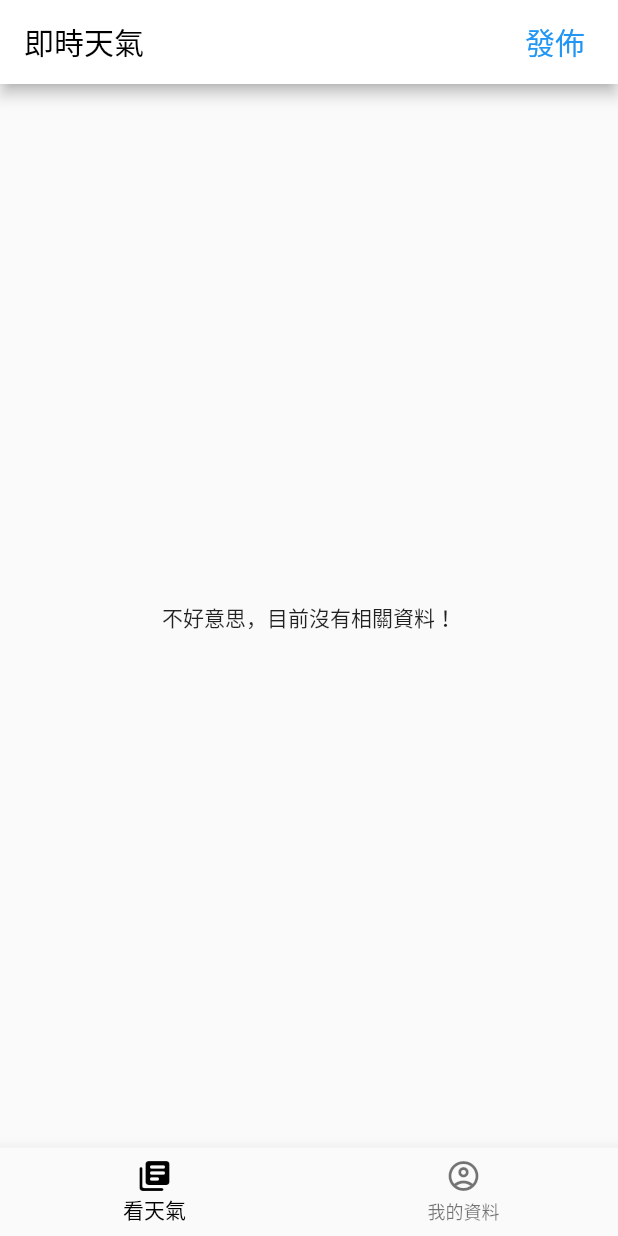
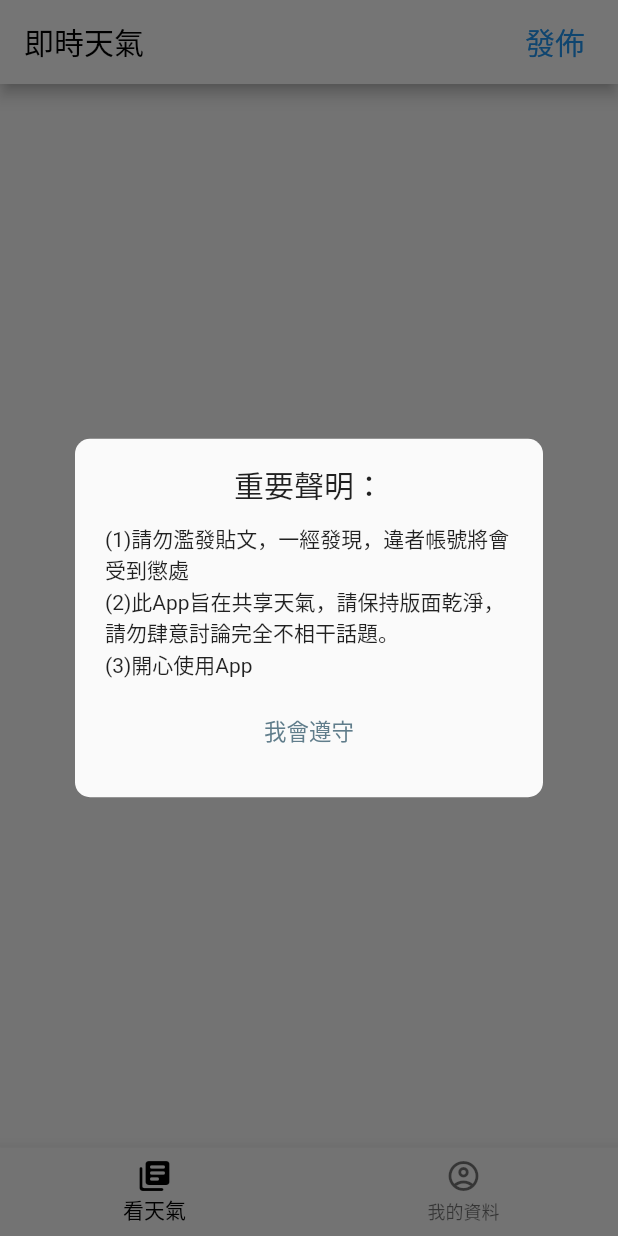
Before and after one commit to Wayne-Wang-Wayne/real_weather_app, a Flutter app: the screen it shows once a user with an empty profile is signed in, on a phone screen of 412 x 824 dp. Run offline on Flutter 3.47's test engine with Material 2 defaults, Android fonts, the phone set to English and light mode, and no system bars; our stand-ins replace cloud_firestore, firebase_auth, firebase_core, firebase_storage, flutter_easyloading, font_awesome_flutter and 3 more; missing offline and left inert: image_downloader; accounts and stored records are empty.

Commit message:
新增遵守規範Dialog

```diff
--- /dev/null
+++ b/lib/mainPage/mainPostPage/widgets/showTermsDialog.dart
@@ -0,0 +1,51 @@
+import 'package:flutter/material.dart';
+import 'package:flutter/src/foundation/key.dart';
+import 'package:flutter/src/widgets/framework.dart';
+import 'package:flutter/widgets.dart';
+
+class ShowTermsDialog extends StatelessWidget {
+  const ShowTermsDialog({Key? key}) : super(key: key);
+
+  @override
+  Widget build(BuildContext context) {
+    return Container(
+      margin: EdgeInsets.symmetric(horizontal: 50),
+      child: Center(
+        child: Material(
+          shape:
+              RoundedRectangleBorder(borderRadius: BorderRadius.circular(10.0)),
+          child: Padding(
+            padding:
+                const EdgeInsets.only(top: 16, left: 20, right: 20, bottom: 20),
+            child: Column(
+              mainAxisSize: MainAxisSize.min,
+              children: <Widget>[
+                Text(
+                  '重要聲明：',
+                  style: TextStyle(fontSize: 20),
+                  textAlign: TextAlign.center,
+                ),
+                SizedBox(
+                  height: 10,
+                ),
+                Text(
+                    "(1)請勿濫發貼文，一經發現，違者帳號將會受到懲處\n(2)此App旨在共享天氣，請保持版面乾淨，請勿肆意討論完全不相干話題。\n(3)開心使用App"),
+                SizedBox(
+                  height: 10,
+                ),
+                TextButton(
+                    onPressed: () {
+                      Navigator.of(context).pop();
+                    },
+                    child: Text(
+                      "我會遵守",
+                      style: TextStyle(fontSize: 15),
+                    ))
+              ],
+            ),
+          ),
+        ),
+      ),
+    );
+  }
+}
--- a/lib/mainPage/screens/mainScreen.dart
+++ b/lib/mainPage/screens/mainScreen.dart
@@ -2,6 +2,7 @@ import 'package:flutter/material.dart';
 import 'package:flutter/src/foundation/key.dart';
 import 'package:flutter/src/widgets/framework.dart';
 import 'package:real_weather_shared_app/mainPage/mainPostPage/screens/mainPostScreen.dart';
+import 'package:real_weather_shared_app/mainPage/mainPostPage/widgets/showTermsDialog.dart';
 import 'package:real_weather_shared_app/mainPage/profilePage/screens/profileScreen.dart';
 
 class MainScreen extends StatefulWidget {
@@ -21,6 +22,7 @@ class _MainScreenState extends State<MainScreen> {
     super.initState();
     _currentIndex = 0;
     _pageController = PageController(initialPage: _currentIndex!);
+    Future.delayed(Duration.zero, () => _showTermsDialog());
   }
 
   @override
@@ -54,4 +56,12 @@ class _MainScreenState extends State<MainScreen> {
       ),
     );
   }
+
+  _showTermsDialog() async {
+    showDialog<Null>(
+      barrierDismissible: false,
+      context: context,
+      builder: (ctx) => ShowTermsDialog(),
+    );
+  }
 }
```
